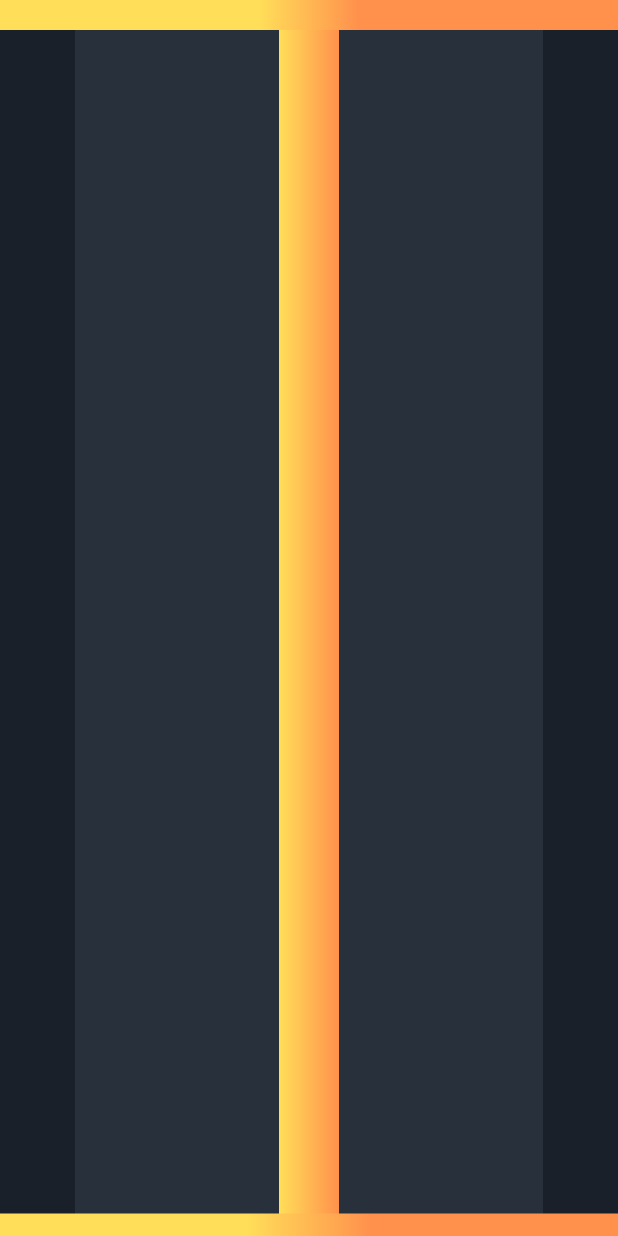
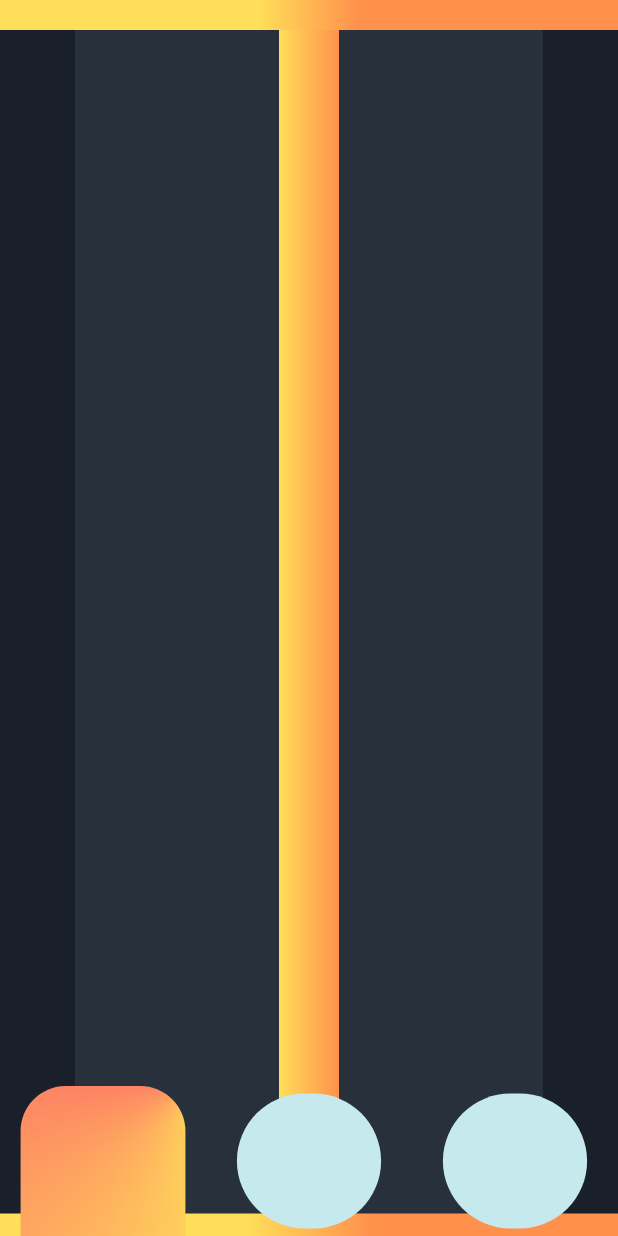
Before and after one commit to kluchoo/DoIt, a Flutter app: the screen it shows after launch, on a phone screen of 412 x 824 dp. Run offline on Flutter 3.47's test engine with Material 3 defaults, Android fonts, the phone set to English and light mode, and no system bars; our stand-ins replace google_fonts.

Commit message:
Widok glownej aplikacji z custom botom navigation

```diff
--- /dev/null
+++ b/lib/komponenty/botom_navigation_bar.dart
@@ -0,0 +1,148 @@
+import 'package:do_it/theme.dart';
+import 'package:flutter/material.dart';
+
+class CustomBottomNavigationBar extends StatefulWidget {
+  const CustomBottomNavigationBar({
+    this.chosenIndex = 0,
+    required this.onItemSelected, // Funkcja do zmiany index
+    super.key,
+  });
+
+  final int chosenIndex;
+  final ValueChanged<int>
+      onItemSelected; // Typ dla funkcji, która zmienia index
+
+  @override
+  State<CustomBottomNavigationBar> createState() =>
+      _CustomBottomNavigationBarState();
+}
+
+class _CustomBottomNavigationBarState extends State<CustomBottomNavigationBar> {
+  @override
+  Widget build(BuildContext context) {
+    return SizedBox(
+      height: 100,
+      child: Row(
+        children: [
+          Expanded(
+            child: GestureDetector(
+              onTap: () =>
+                  widget.onItemSelected(0), // Wywołanie funkcji przy kliknięciu
+              child: AnimatedSwitcher(
+                duration:
+                    const Duration(milliseconds: 300), // Animacja przejścia
+                child: widget.chosenIndex == 0
+                    ? FractionallySizedBox(
+                        key: ValueKey<int>(0), // Unikalny klucz dla animacji
+                        widthFactor: 0.8,
+                        child: Container(
+                          decoration: const BoxDecoration(
+                            gradient: SweepGradient(
+                              colors: [Color(0xffffde59), Color(0xfffc466b)],
+                              stops: [0.2, 0.7],
+                              center: Alignment.topRight,
+                            ),
+                            borderRadius: BorderRadius.only(
+                              topLeft: Radius.circular(30),
+                              topRight: Radius.circular(30),
+                            ),
+                          ),
+                        ),
+                      )
+                    : FractionallySizedBox(
+                        key: ValueKey<int>(1), // Unikalny klucz dla animacji
+                        widthFactor: 0.7,
+                        heightFactor: 0.9,
+                        child: Container(
+                          decoration: BoxDecoration(
+                            color: AppColors.element,
+                            borderRadius: BorderRadius.circular(100),
+                          ),
+                        ),
+                      ),
+              ),
+            ),
+          ),
+          Expanded(
+            child: GestureDetector(
+              onTap: () =>
+                  widget.onItemSelected(1), // Wywołanie funkcji przy kliknięciu
+              child: AnimatedSwitcher(
+                duration:
+                    const Duration(milliseconds: 300), // Animacja przejścia
+                child: widget.chosenIndex == 1
+                    ? FractionallySizedBox(
+                        key: ValueKey<int>(2), // Unikalny klucz dla animacji
+                        widthFactor: 0.8,
+                        child: Container(
+                          decoration: const BoxDecoration(
+                            gradient: SweepGradient(
+                              colors: [Color(0xffffde59), Color(0xfffc466b)],
+                              stops: [0.2, 0.7],
+                              center: Alignment.topRight,
+                            ),
+                            borderRadius: BorderRadius.only(
+                              topLeft: Radius.circular(30),
+                              topRight: Radius.circular(30),
+                            ),
+                          ),
+                        ),
+                      )
+                    : FractionallySizedBox(
+                        key: ValueKey<int>(3), // Unikalny klucz dla animacji
+                        widthFactor: 0.7,
+                        heightFactor: 0.9,
+                        child: Container(
+                          decoration: BoxDecoration(
+                            color: AppColors.element,
+                            borderRadius: BorderRadius.circular(100),
+                          ),
+                        ),
+                      ),
+              ),
+            ),
+          ),
+          Expanded(
+            child: GestureDetector(
+              onTap: () =>
+                  widget.onItemSelected(2), // Wywołanie funkcji przy kliknięciu
+              child: AnimatedSwitcher(
+                duration:
+                    const Duration(milliseconds: 300), // Animacja przejścia
+                child: widget.chosenIndex == 2
+                    ? FractionallySizedBox(
+                        key: ValueKey<int>(4), // Unikalny klucz dla animacji
+                        widthFactor: 0.8,
+                        child: Container(
+                          decoration: const BoxDecoration(
+                            gradient: SweepGradient(
+                              colors: [Color(0xffffde59), Color(0xfffc466b)],
+                              stops: [0.2, 0.7],
+                              center: Alignment.topRight,
+                            ),
+                            borderRadius: BorderRadius.only(
+                              topLeft: Radius.circular(30),
+                              topRight: Radius.circular(30),
+                            ),
+                          ),
+                        ),
+                      )
+                    : FractionallySizedBox(
+                        key: ValueKey<int>(5), // Unikalny klucz dla animacji
+                        widthFactor: 0.7,
+                        heightFactor: 0.9,
+                        child: Container(
+                          decoration: BoxDecoration(
+                            color: AppColors.element,
+                            borderRadius: BorderRadius.circular(100),
+                          ),
+                        ),
+                      ),
+              ),
+            ),
+          ),
+        ],
+      ),
+    );
+  }
+}
--- a/lib/strony/aplikacja/home.dart
+++ b/lib/strony/aplikacja/home.dart
@@ -1,17 +1,49 @@
 import 'package:do_it/komponenty/app_background_colors.dart';
+import 'package:do_it/komponenty/botom_navigation_bar.dart';
 import 'package:do_it/theme.dart';
 import 'package:flutter/material.dart';
 
-class Home extends StatelessWidget {
+class Home extends StatefulWidget {
   const Home({super.key});
 
   @override
+  State<Home> createState() => _HomeState();
+}
+
+class _HomeState extends State<Home> {
+  int index = 0;
+
+  void updateIndex(int newIndex) {
+    setState(() {
+      index = newIndex;
+    });
+  }
+
+  @override
+  @override
   Widget build(BuildContext context) {
     return Scaffold(
-      resizeToAvoidBottomInset: true,
-      body: MainAppBackground(Column(
-
-      ))
-    );
+        resizeToAvoidBottomInset: true,
+        body: MainAppBackground(Stack(
+          children: [
+            Column(
+              children: [
+                IndexedStack(
+                  index: index,
+                  children: [
+                    Column(), // Widok dla index == 0
+                    Column(), // Widok dla index == 1
+                    Column(), // Widok dla index == 2
+                  ],
+                ),
+                const Expanded(child: SizedBox()),
+                CustomBottomNavigationBar(
+                  chosenIndex: index,
+                  onItemSelected: updateIndex, // Przekazywanie funkcji
+                ),
+              ],
+            )
+          ],
+        )));
   }
 }
--- /dev/null
+++ b/lib/strony/aplikacja/progressDocumentations.dart
@@ -0,0 +1,13 @@
+import 'package:do_it/komponenty/app_background_colors.dart';
+import 'package:flutter/material.dart';
+
+class Progressdocumentations extends StatelessWidget {
+  const Progressdocumentations({super.key});
+
+  @override
+  Widget build(BuildContext context) {
+    return const Scaffold(
+      body: MainAppBackground(Column()),
+    );
+  }
+}
--- a/lib/theme.dart
+++ b/lib/theme.dart
@@ -2,6 +2,7 @@ import 'package:flutter/material.dart';
 
 class AppColors {
   static Color primaryColor = const Color(0xFFffbd59);
+  static Color element = const Color(0xFFc6e9ed);
   static Color primaryAccent = const Color(0xFFc6e9ed);
   static Color secondaryColor = const Color(0xFF1a2029);
   static Color secondaryAccent = const Color(0xFF28303c);
@@ -12,8 +13,7 @@ class AppColors {
 }
 
 ThemeData primaryTheme = ThemeData(
-
-   // seed color theme
+  // seed color theme
   colorScheme: ColorScheme.fromSeed(
     seedColor: AppColors.primaryColor,
   ),
```
Also changed, not shown: lib/komponenty/app_background_colors.dart (+20 -23 lines).
